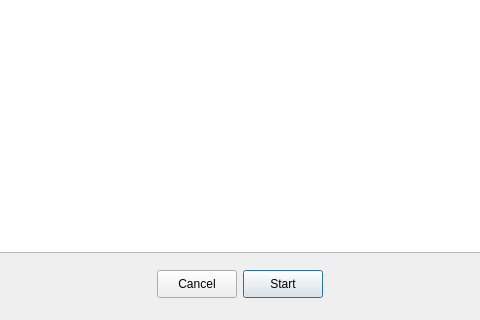
Before: the Qt Designer form ui/loadreplaydialog.ui in Kammerer001/keeperfx-launcher-qt, drawn with Qt 5; both pictures show x 110 to 590 and y 180 to 500 of the 700 by 500 pixel window.
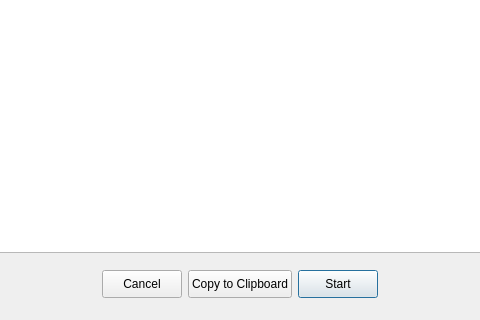
After: the same form once the commit is applied. Icons and pictures are not drawn.

Commit message: add 'copy to clipboard' and right click menu to replay dialog

```diff
--- a/ui/loadreplaydialog.ui
+++ b/ui/loadreplaydialog.ui
@@ -119,6 +119,22 @@
         </property>
        </widget>
       </item>
+      <item>
+       <widget class="QPushButton" name="copyButton">
+        <property name="minimumSize">
+         <size>
+          <width>0</width>
+          <height>28</height>
+         </size>
+        </property>
+        <property name="text">
+         <string comment="Button">Copy to Clipboard</string>
+        </property>
+        <property name="icon">
+         <iconset theme="QIcon::ThemeIcon::EditCopy"/>
+        </property>
+       </widget>
+      </item>
       <item>
        <widget class="QPushButton" name="startButton">
         <property name="minimumSize">
```
The commit also changes 2 other files.
